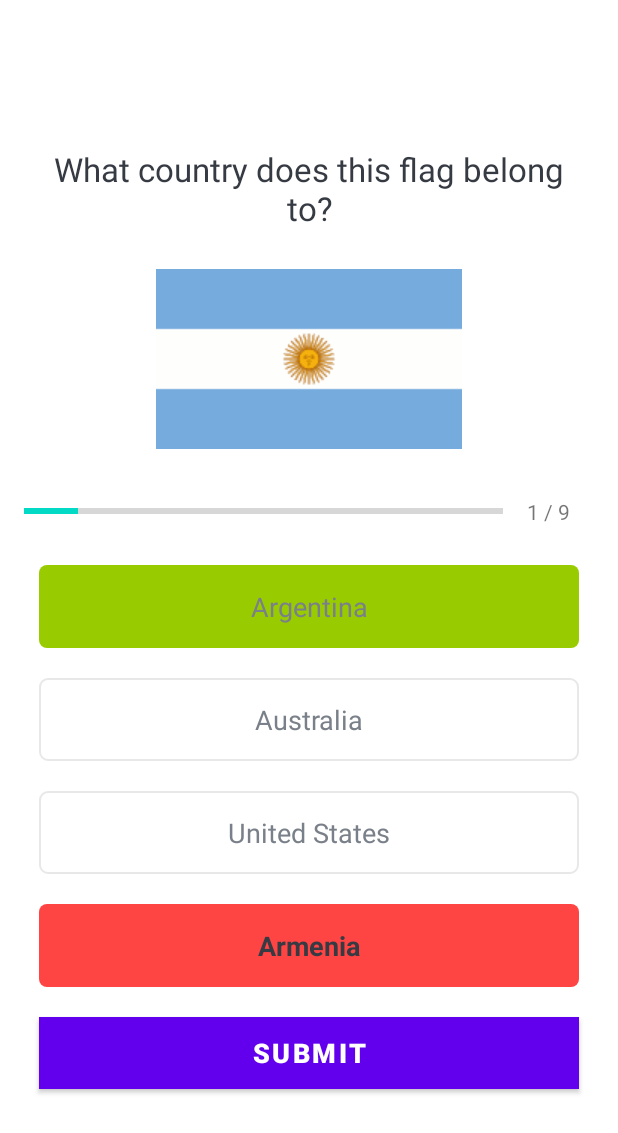
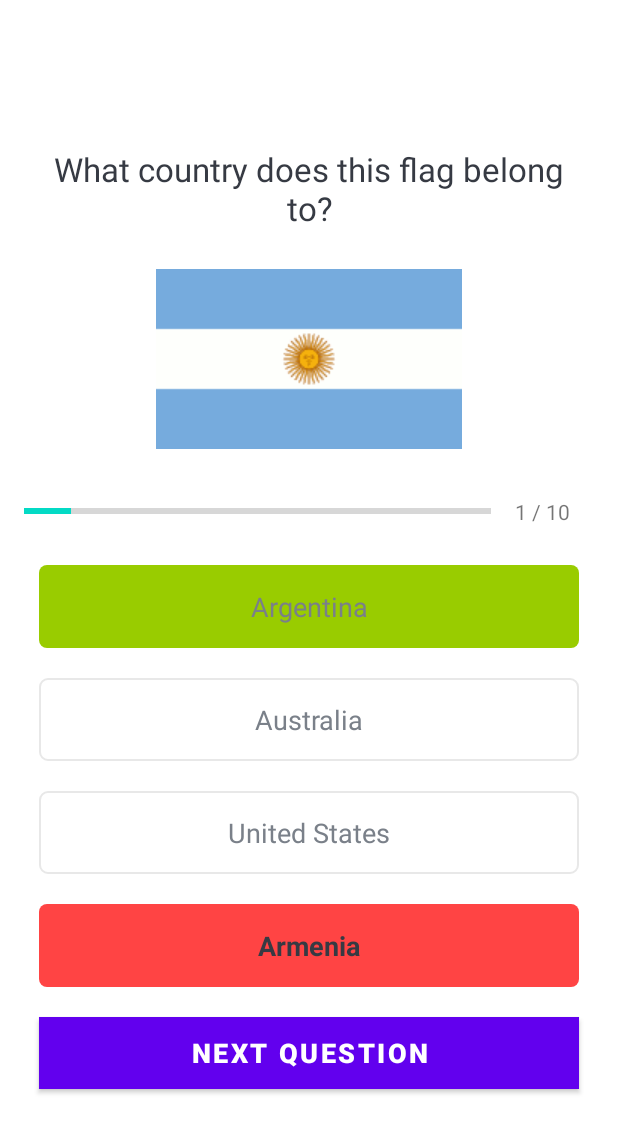
Before and after one commit to carlos-lopez98/QuizAndroidApp, an Android app: the QuizQuestionsActivity screen opened directly, with no data from a screen before it, after a tap on "SUBMIT", on a phone screen of 412 x 824 dp. Shown: the top 1133 px of the screen. Run offline under Robolectric (Android 15) with nearby library versions, the phone set to English and light mode, and no system bars; 1 other tap on this screen came first.

Commit message:
Added next question functionality

```diff
--- a/app/src/main/java/com/cjl/quizapp/QuizQuestionsActivity.kt
+++ b/app/src/main/java/com/cjl/quizapp/QuizQuestionsActivity.kt
@@ -6,10 +6,7 @@ import androidx.appcompat.app.AppCompatActivity
 import android.os.Bundle
 import android.util.Log
 import android.view.View
-import android.widget.Button
-import android.widget.ImageView
-import android.widget.ProgressBar
-import android.widget.TextView
+import android.widget.*
 import androidx.core.content.ContextCompat
 
 class QuizQuestionsActivity : AppCompatActivity(), View.OnClickListener {
@@ -62,6 +59,8 @@ class QuizQuestionsActivity : AppCompatActivity(), View.OnClickListener {
      * Set's the Question Screen along with the question that is being displayed
      */
     private fun setQuestion() {
+
+        defaultOptionsView()
 
         val question: Question = mQuestionsList!![myCurrentPosition - 1]
 
@@ -168,6 +167,8 @@ class QuizQuestionsActivity : AppCompatActivity(), View.OnClickListener {
                     when{
                         myCurrentPosition <= mQuestionsList!!.size -> {
                             setQuestion()
+                        } else -> {
+                        Toast.makeText(this, "Congratz You Made it to the End", Toast.LENGTH_LONG).show()
                         }
                     }
                 } else{
@@ -179,6 +180,18 @@ class QuizQuestionsActivity : AppCompatActivity(), View.OnClickListener {
                     }
 
                     answerView(question.correctAnswer, R.drawable.correct_option_border_bg)
+
+
+                    if(myCurrentPosition == mQuestionsList!!.size){
+                        btnSubmit?.text = "FINISH"
+                    }else{
+                        btnSubmit?.text = "Next Question"
+                    }
+
+                    //Remember to change selected option back to zero
+                    mSelectedOptionPosition = 0
+
+
                 }
 
 
--- a/app/src/main/res/layout/activity_quiz_questions.xml
+++ b/app/src/main/res/layout/activity_quiz_questions.xml
@@ -44,7 +44,7 @@
                 android:layout_width="0dp"
                 android:layout_weight="1"
                 android:layout_height="wrap_content"
-                android:max="9"
+                android:max="10"
                 android:minHeight="50dp"
                 android:progress="0"
                 style="?android:attr/progressBarStyleHorizontal"
```
